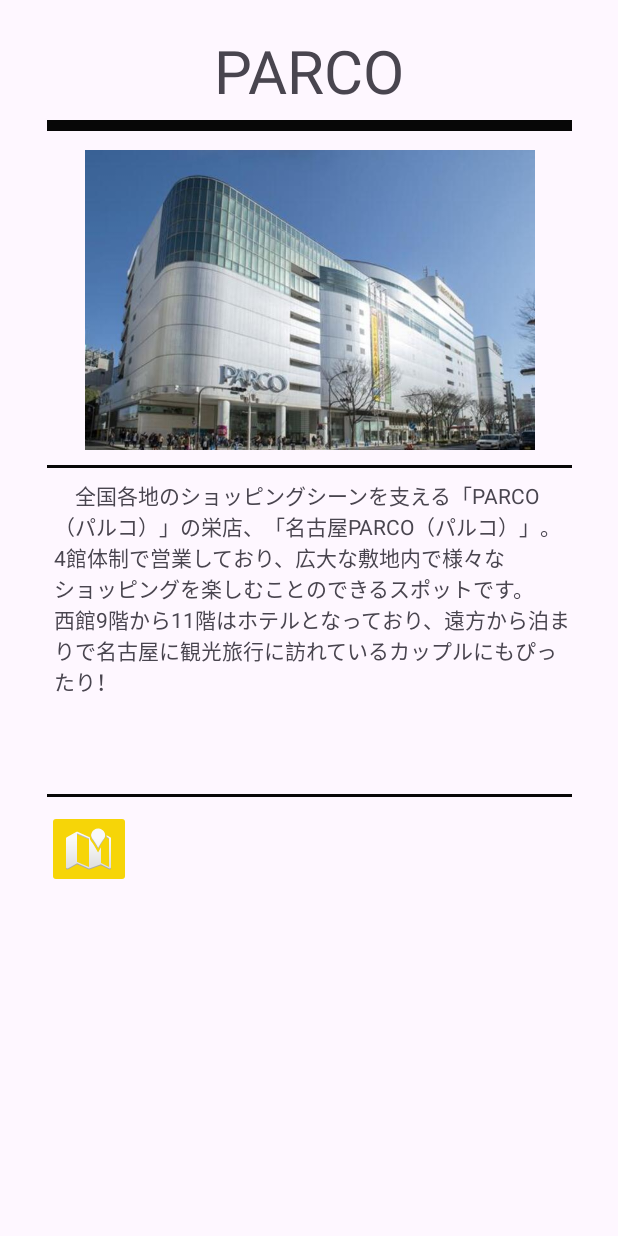
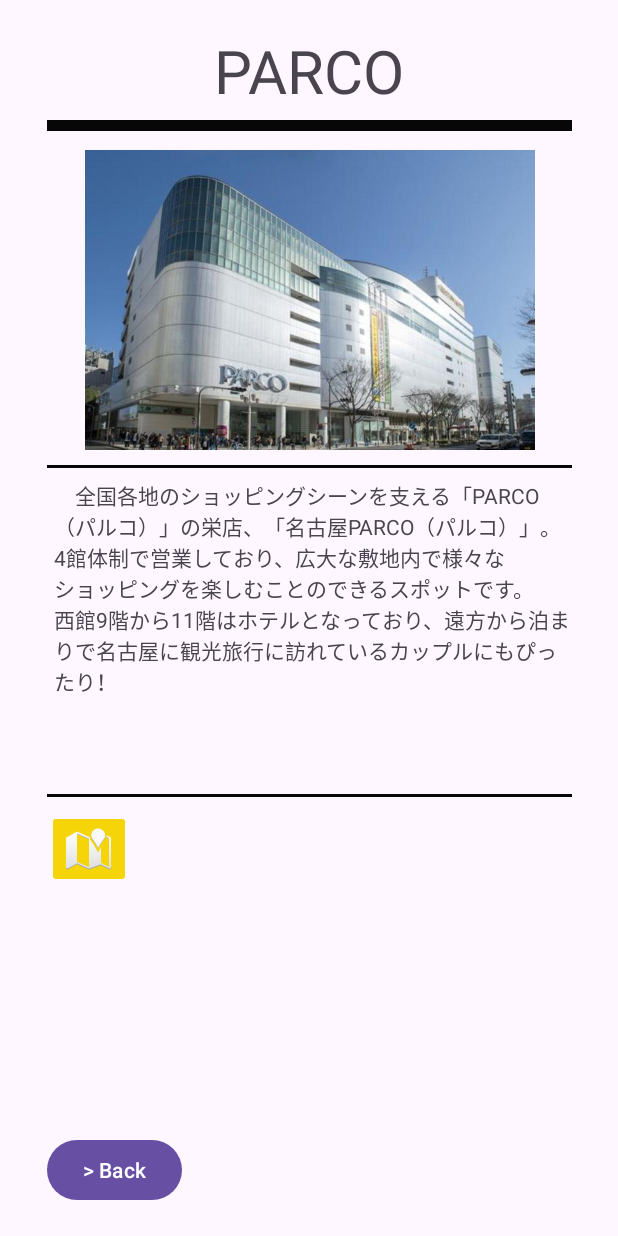
Before and after one commit to Heiro643/deraspots, an Android app: the MainActivity4 screen opened directly, with no data from a screen before it, on a phone screen of 412 x 824 dp. Run offline under Robolectric (Android 15) with nearby library versions, the phone set to English and light mode, and no system bars.

Commit message:
PARCO画面作成 ・Backボタン作成 ・4→3への遷移

```diff
--- a/app/src/main/java/jp/ac/meijou/android/deraspots/MainActivity4.java
+++ b/app/src/main/java/jp/ac/meijou/android/deraspots/MainActivity4.java
@@ -37,5 +37,9 @@ public class MainActivity4 extends AppCompatActivity {
             startActivity(mapIntent);
         });
 
+        binding.backButton.setOnClickListener(v -> {
+            var intent = new Intent(this, MainActivity3.class);
+            startActivity(intent);
+        });
     }
 }
--- a/app/src/main/res/layout/activity_main4.xml
+++ b/app/src/main/res/layout/activity_main4.xml
@@ -84,5 +84,16 @@
         app:layout_constraintStart_toStartOf="@id/blackBar"
         app:layout_constraintTop_toBottomOf="@id/textView3"/>
 
+    <Button
+        android:id="@+id/backButton"
+        android:layout_width="wrap_content"
+        android:layout_height="wrap_content"
+        android:text="> Back"
+        android:layout_marginBottom="20dp"
+        tools:layout_editor_absoluteX="37dp"
+        tools:layout_editor_absoluteY="644dp"
+        app:layout_constraintStart_toStartOf="@id/blackBar"
+        app:layout_constraintBottom_toBottomOf="parent"/>
+
 
 </androidx.constraintlayout.widget.ConstraintLayout>
```
